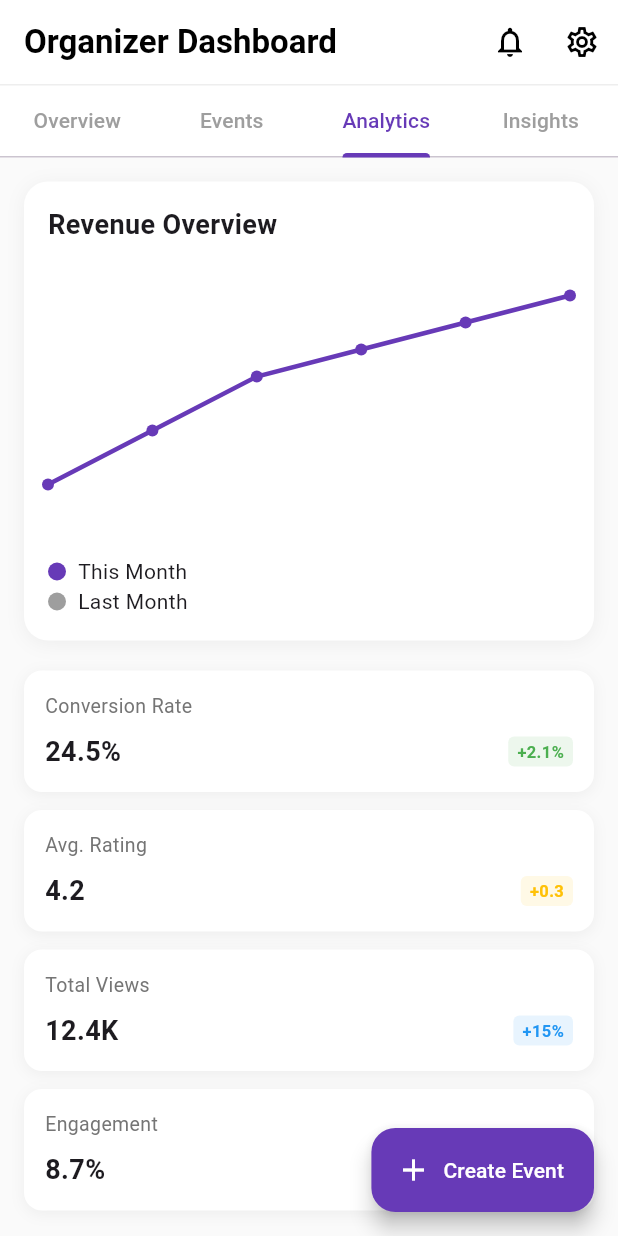
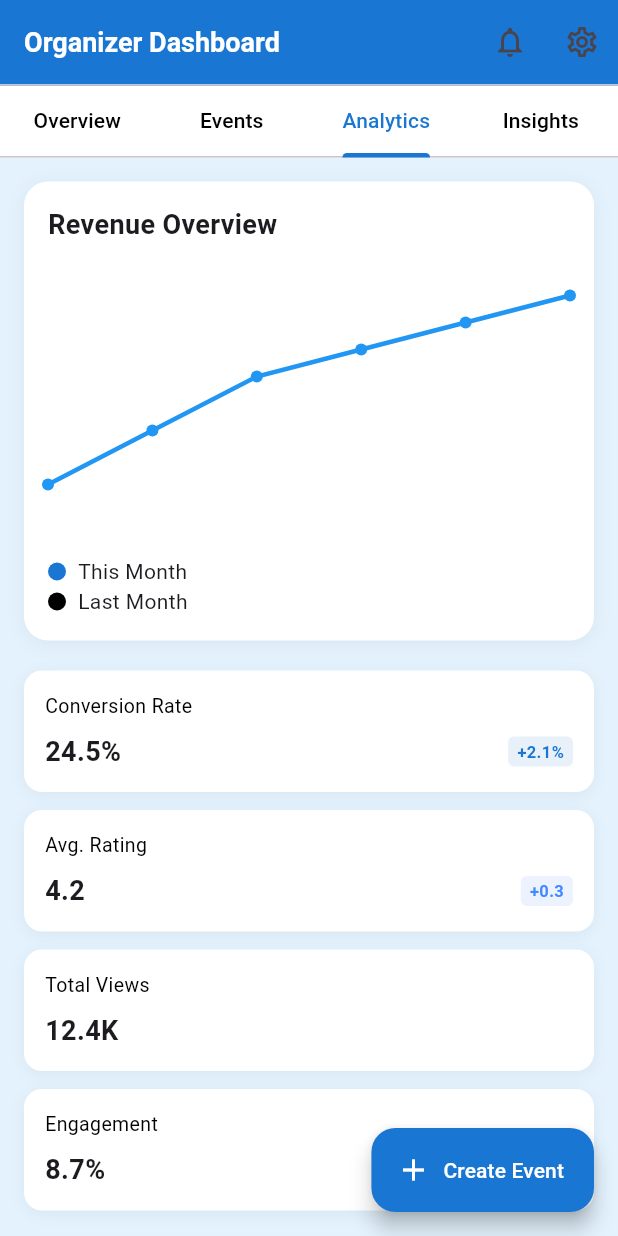
Before and after one commit to Rizwanhu/Event-Management-App, a Flutter app: the OrganizerDashboard screen opened directly, tab 3 chosen, on a phone screen of 412 x 824 dp. Run offline on Flutter 3.47's test engine with Material 3 defaults, Android fonts, the phone set to English and light mode, and no system bars; our stand-ins replace cloud_firestore, firebase_auth, firebase_core, firebase_storage, flutter_map, image_picker and 1 more; missing offline and left inert: flutter_stripe; accounts and stored records are empty.

Commit message:
Event Organizeer UI Improved

```diff
--- a/lib/Event_Organizer/Dashboard.dart
+++ b/lib/Event_Organizer/Dashboard.dart
@@ -21,6 +21,22 @@ class _OrganizerDashboardState extends State<OrganizerDashboard>
   final NotificationService _notificationService = NotificationService();
   List<EventModel> events = [];
   Map<String, dynamic> _statistics = {};
+
+  final ColorScheme _colorScheme = ColorScheme.light(
+    primary: Colors.blue.shade700,
+    primaryContainer: Colors.blue.shade200,
+    secondary: Colors.blueAccent,
+    secondaryContainer: Colors.blueAccent.shade100,
+    surface: Colors.white,
+    background: Colors.blue.shade50,
+    error: Colors.red,
+    onPrimary: Colors.white,
+    onSecondary: Colors.white,
+    onSurface: Colors.black,
+    onBackground: Colors.black,
+    onError: Colors.white,
+    brightness: Brightness.light,
+  );
 
   @override
   void initState() {
@@ -113,22 +129,22 @@ class _OrganizerDashboardState extends State<OrganizerDashboard>
   @override
   Widget build(BuildContext context) {
     return Scaffold(
-      backgroundColor: Colors.grey.shade50,
+      backgroundColor: _colorScheme.background,
       appBar: AppBar(
         title: const Text(
           'Organizer Dashboard',
-          style: TextStyle(fontWeight: FontWeight.bold),
+          style: TextStyle(
+            fontWeight: FontWeight.bold,
+            fontSize: 18,
+            color: Colors.white,
+          ),
         ),
-        backgroundColor: Colors.white,
-        foregroundColor: Colors.black,
+        backgroundColor: _colorScheme.primary,
         elevation: 0,
-        automaticallyImplyLeading: false, // This removes the back button
-        bottom: PreferredSize(
-          preferredSize: const Size.fromHeight(1),
-          child: Container(
-            height: 1,
-            color: Colors.grey.shade200,
-          ),
+        automaticallyImplyLeading: false,
+        bottom: const PreferredSize(
+          preferredSize: Size.fromHeight(1),
+          child: Divider(height: 1, thickness: 1),
         ),
         actions: [
           StreamBuilder<int>(
@@ -192,12 +208,12 @@ class _OrganizerDashboardState extends State<OrganizerDashboard>
         children: [
           // Navigation Tabs
           Container(
-            color: Colors.white,
+            color: _colorScheme.surface,
             child: TabBar(
               controller: _tabController,
-              labelColor: Colors.deepPurple,
-              unselectedLabelColor: Colors.grey,
-              indicatorColor: Colors.deepPurple,
+              labelColor: _colorScheme.primary,
+              unselectedLabelColor: _colorScheme.onSurface,
+              indicatorColor: _colorScheme.primary,
               tabs: const [
                 Tab(text: 'Overview'),
                 Tab(text: 'Events'),
@@ -223,7 +239,7 @@ class _OrganizerDashboardState extends State<OrganizerDashboard>
       ),
       floatingActionButton: FloatingActionButton.extended(
         onPressed: () => _showCreateEventDialog(),
-        backgroundColor: Colors.deepPurple,
+        backgroundColor: _colorScheme.primary,
         foregroundColor: Colors.white,
         icon: const Icon(Icons.add),
         label: const Text('Create Event'),
@@ -248,7 +264,7 @@ class _OrganizerDashboardState extends State<OrganizerDashboard>
             padding: const EdgeInsets.all(16),
             decoration: BoxDecoration(
               gradient: LinearGradient(
-                colors: [Colors.deepPurple.shade400, Colors.purple.shade500],
+                colors: [_colorScheme.primary, _colorScheme.primaryContainer],
               ),
               borderRadius: BorderRadius.circular(16),
             ),
@@ -260,20 +276,20 @@ class _OrganizerDashboardState extends State<OrganizerDashboard>
                       child: Column(
                         crossAxisAlignment: CrossAxisAlignment.start,
                         children: [
-                          const Text(
+                          Text(
                             'Welcome back!',
                             style: TextStyle(
-                              color: Colors.white,
                               fontSize: 18,
                               fontWeight: FontWeight.bold,
+                              color: Colors.white,
                             ),
                           ),
                           const SizedBox(height: 4),
                           Text(
                             'Manage your events and track performance',
                             style: TextStyle(
+                              fontSize: 13,
                               color: Colors.white.withOpacity(0.9),
-                              fontSize: 13,
                             ),
                           ),
                         ],
@@ -286,7 +302,7 @@ class _OrganizerDashboardState extends State<OrganizerDashboard>
                         borderRadius: BorderRadius.circular(12),
                       ),
                       child: const Icon(
-                        Icons.event_available,
+                        Icons.person,
                         color: Colors.white,
                         size: 28,
                       ),
@@ -318,25 +334,25 @@ class _OrganizerDashboardState extends State<OrganizerDashboard>
                     'Total Events',
                     '$totalEvents',
                     Icons.event,
-                    Colors.blue,
+                    _colorScheme.primary,
                   ),
                   _buildStatCard(
                     'Tickets Sold',
                     '$totalTicketsSold',
                     Icons.confirmation_number,
-                    Colors.green,
+                    _colorScheme.secondary,
                   ),
                   _buildStatCard(
                     'Upcoming',
                     '$upcomingEvents',
                     Icons.schedule,
-                    Colors.orange,
+                    _colorScheme.surface,
                   ),
                   _buildStatCard(
                     'Revenue',
                     '\$${totalRevenue.toStringAsFixed(0)}',
                     Icons.attach_money,
-                    Colors.purple,
+                    _colorScheme.primary,
                   ),
                 ],
               );
@@ -349,10 +365,10 @@ class _OrganizerDashboardState extends State<OrganizerDashboard>
           Row(
             mainAxisAlignment: MainAxisAlignment.spaceBetween,
             children: [
-              const Expanded(
+              Expanded(
                 child: Text(
                   'Recent Events',
-                  style: TextStyle(
+                  style: const TextStyle(
                     fontSize: 18,
                     fontWeight: FontWeight.bold,
                   ),
@@ -383,7 +399,7 @@ class _OrganizerDashboardState extends State<OrganizerDashboard>
         // Filter Bar - Mobile responsive
         Container(
           padding: const EdgeInsets.all(16),
-          color: Colors.white,
+          color: _colorScheme.surface,
           child: Column(
             children: [
               // Search and Filter Row
@@ -397,7 +413,7 @@ class _OrganizerDashboardState extends State<OrganizerDashboard>
                         prefixIcon: const Icon(Icons.search, size: 20),
                         border: OutlineInputBorder(
                           borderRadius: BorderRadius.circular(12),
-                          borderSide: BorderSide(color: Colors.grey.shade300),
+                          borderSide: BorderSide(color: _colorScheme.onSurface.withOpacity(0.3)),
                         ),
                         contentPadding: const EdgeInsets.symmetric(horizontal: 12, vertical: 8),
                         isDense: true,
@@ -410,7 +426,7 @@ class _OrganizerDashboardState extends State<OrganizerDashboard>
                     child: Container(
                       height: 40,
                       decoration: BoxDecoration(
-                        border: Border.all(color: Colors.grey.shade300),
+                        border: Border.all(color: _colorScheme.onSurface.withOpacity(0.3)),
                         borderRadius: BorderRadius.circular(12),
                       ),
                       child: const Center(
@@ -464,11 +480,11 @@ class _OrganizerDashboardState extends State<OrganizerDashboard>
           Container(
             padding: const EdgeInsets.all(16),
             decoration: BoxDecoration(
-              color: Colors.white,
+              color: _colorScheme.surface,
               borderRadius: BorderRadius.circular(16),
               boxShadow: [
                 BoxShadow(
-                  color: Colors.black.withOpacity(0.05),
+                  color: _colorScheme.onSurface.withOpacity(0.05),
                   blurRadius: 10,
                   offset: const Offset(0, 2),
                 ),
@@ -477,9 +493,9 @@ class _OrganizerDashboardState extends State<OrganizerDashboard>
             child: Column(
               crossAxisAlignment: CrossAxisAlignment.start,
               children: [
-                const Text(
+                Text(
                   'Revenue Overview',
-                  style: TextStyle(
+                  style: const TextStyle(
                     fontSize: 18,
                     fontWeight: FontWeight.bold,
                   ),
@@ -502,8 +518,8 @@ class _OrganizerDashboardState extends State<OrganizerDashboard>
                   alignment: WrapAlignment.center,
                   spacing: 20,
                   children: [
-                    _buildChartLegend('This Month', Colors.deepPurple),
-                    _buildChartLegend('Last Month', Colors.grey),
+                    _buildChartLegend('This Month', _colorScheme.primary),
+                    _buildChartLegend('Last Month', _colorScheme.onSurface),
                   ],
                 ),
               ],
@@ -525,7 +541,7 @@ class _OrganizerDashboardState extends State<OrganizerDashboard>
                             'Conversion Rate',
                             '24.5%',
                             '+2.1%',
-                            Colors.green,
+                            _colorScheme.primary,
                           ),
                         ),
                         const SizedBox(width: 16),
@@ -534,7 +550,7 @@ class _OrganizerDashboardState extends State<OrganizerDashboard>
                             'Avg. Rating',
                             '4.2',
                             '+0.3',
-                            Colors.amber,
+                            _colorScheme.secondary,
                           ),
                         ),
                       ],
@@ -547,7 +563,7 @@ class _OrganizerDashboardState extends State<OrganizerDashboard>
                             'Total Views',
                             '12.4K',
                             '+15%',
-                            Colors.blue,
+                            _colorScheme.surface,
                           ),
                         ),
                         const SizedBox(width: 16),
@@ -556,7 +572,7 @@ class _OrganizerDashboardState extends State<OrganizerDashboard>
                             'Engagement',
                             '8.7%',
                             '+1.2%',
-                            Colors.purple,
+                            _colorScheme.primary,
                           ),
                         ),
                       ],
@@ -566,13 +582,13 @@ class _OrganizerDashboardState extends State<OrganizerDashboard>
               } else {
                 return Column(
                   children: [
-                    _buildMetricCard('Conversion Rate', '24.5%', '+2.1%', Colors.green),
+                    _buildMetricCard('Conversion Rate', '24.5%', '+2.1%', _colorScheme.primary),
                     const SizedBox(height: 12),
-                    _buildMetricCard('Avg. Rating', '4.2', '+0.3', Colors.amber),
+                    _buildMetricCard('Avg. Rating', '4.2', '+0.3', _colorScheme.secondary),
                     const SizedBox(height: 12),
-                    _buildMetricCard('Total Views', '12.4K', '+15%', Colors.blue),
+                    _buildMetricCard('Total Views', '12.4K', '+15%', _colorScheme.surface),
                     const SizedBox(height: 12),
-                    _buildMetricCard('Engagement', '8.7%', '+1.2%', Colors.purple),
+                    _buildMetricCard('Engagement', '8.7%', '+1.2%', _colorScheme.primary),
                   ],
                 );
               }
@@ -598,7 +614,7 @@ class _OrganizerDashboardState extends State<OrganizerDashboard>
             padding: const EdgeInsets.all(16),
             decoration: BoxDecoration(
               gradient: LinearGradient(
-                colors: [Colors.amber.shade400, Colors.orange.shade500],
+                colors: [_colorScheme.primary, _colorScheme.primaryContainer],
               ),
               borderRadius: BorderRadius.circular(16),
             ),
@@ -613,9 +629,9 @@ class _OrganizerDashboardState extends State<OrganizerDashboard>
                       child: Text(
                         'Top Performing Event',
                         style: TextStyle(
-                          color: Colors.white,
                           fontSize: 16,
                           fontWeight: FontWeight.bold,
+                          color: Colors.white,
                         ),
                       ),
                     ),
@@ -627,17 +643,17 @@ class _OrganizerDashboardState extends State<OrganizerDashboard>
                 const Text(
                   'Summer Music Festival 2024',
                   style: TextStyle(
-                    color: Colors.white,
                     fontSize: 15,
                     fontWeight: FontWeight.w600,
+                    color: Colors.white,
                   ),
                 ),
                 const SizedBox(height: 8),
                 Text(
                   '245 tickets sold • 4.2★ rating • \$18,750 revenue',
                   style: TextStyle(
+                    fontSize: 13,
                     color: Colors.white.withOpacity(0.9),
-                    fontSize: 13,
                   ),
                 ),
               ],
@@ -691,25 +707,25 @@ class _OrganizerDashboardState extends State<OrganizerDashboard>
                   _buildActionCard(
                     'Boost Event',
                     Icons.trending_up,
-                    Colors.green,
+                    _colorScheme.primary,
                     () => _showBoostEventDialog(),
                   ),
                   _buildActionCard(
                     'View Analytics',
                     Icons.analytics,
-                    Colors.blue,
+                    _colorScheme.primary,
                     () => _tabController.animateTo(2),
                   ),
                   _buildActionCard(
                     'Export Data',
                     Icons.download,
-                    Colors.purple,
+                    _colorScheme.primary,
                     () {},
                   ),
                   _buildActionCard(
                     'Settings',
                     Icons.settings,
-                    Colors.grey,
+                    _colorScheme.onSurface,
                     () {},
                   ),
                 ],
@@ -728,11 +744,11 @@ class _OrganizerDashboardState extends State<OrganizerDashboard>
     return Container(
       padding: const EdgeInsets.all(12),
       decoration: BoxDecoration(
-        color: Colors.white,
+        color: _colorScheme.surface,
         borderRadius: BorderRadius.circular(12),
         boxShadow: [
           BoxShadow(
-            color: Colors.black.withOpacity(0.05),
+            color: _colorScheme.onSurface.withOpacity(0.05),
             blurRadius: 8,
             offset: const Offset(0, 2),
           ),
@@ -773,7 +789,7 @@ class _OrganizerDashboardState extends State<OrganizerDashboard>
               title,
               style: TextStyle(
                 fontSize: 11,
-                color: Colors.grey.shade600,
+                color: _colorScheme.onSurface,
               ),
               overflow: TextOverflow.ellipsis,
             ),
@@ -788,11 +804,11 @@ class _OrganizerDashboardState extends State<OrganizerDashboard>
       margin: const EdgeInsets.only(bottom: 12),
       padding: const EdgeInsets.all(14),
       decoration: BoxDecoration(
-        color: Colors.white,
+        color: _colorScheme.surface,
         borderRadius: BorderRadius.circular(12),
         boxShadow: [
           BoxShadow(
-            color: Colors.black.withOpacity(0.05),
+            color: _colorScheme.onSurface.withOpacity(0.05),
             blurRadius: 8,
             offset: const Offset(0, 2),
           ),
@@ -813,7 +829,7 @@ class _OrganizerDashboardState extends State<OrganizerDashboard>
                     borderRadius: BorderRadius.circular(8),
                     boxShadow: [
                       BoxShadow(
-                        color: Colors.black.withOpacity(0.1),
+                        color: _colorScheme.onSurface.withOpacity(0.1),
                         blurRadius: 4,
                         offset: const Offset(0, 2),
                       ),
@@ -827,7 +843,7 @@ class _OrganizerDashboardState extends State<OrganizerDashboard>
                       loadingBuilder: (context, child, loadingProgress) {
                         if (loadingProgress == null) return child;
                         return Container(
-                          color: Colors.grey.shade200,
+                          color: _colorScheme.surface,
                           child: const Center(
                             child: CircularProgressIndicator(strokeWidth: 2),
                           ),
@@ -860,7 +876,7 @@ class _OrganizerDashboardState extends State<OrganizerDashboard>
                       '${event.eventDate.day}/${event.eventDate.month}/${event.eventDate.year}',
                       style: TextStyle(
                         fontSize: 13,
-                        color: Colors.grey.shade600,
+                        color: _colorScheme.onSurface,
                       ),
                     ),
                   ],
@@ -923,10 +939,10 @@ class _OrganizerDashboardState extends State<OrganizerDashboard>
               spacing: 12,
               runSpacing: 6,
               children: [
-                _buildSocialStat(Icons.people, event.currentAttendees.toString(), Colors.blue),
-                _buildSocialStat(Icons.category, event.category, Colors.green),
-                _buildSocialStat(Icons.schedule, _formatEventTime(event), Colors.orange),
-                _buildSocialStat(Icons.location_on, event.location.split(',').first, Colors.red),
+                _buildSocialStat(Icons.people, event.currentAttendees.toString(), _colorScheme.primary),
+                _buildSocialStat(Icons.category, event.category, _colorScheme.secondary),
+                _buildSocialStat(Icons.schedule, _formatEventTime(event), _colorScheme.surface),
+                _buildSocialStat(Icons.location_on, event.location.split(',').first, _colorScheme.primary),
               ],
             ),
 
@@ -944,8 +960,8 @@ class _OrganizerDashboardState extends State<OrganizerDashboard>
                           icon: const Icon(Icons.trending_up, size: 16),
                           label: const Text('Boost', style: TextStyle(fontSize: 13)),
                           style: OutlinedButton.styleFrom(
-                            foregroundColor: Colors.green,
-                            side: const BorderSide(color: Colors.green),
+                            foregroundColor: _colorScheme.primary,
+                            side: BorderSide(color: _colorScheme.primary),
                             padding: const EdgeInsets.symmetric(vertical: 8),
                           ),
                         ),
@@ -957,7 +973,7 @@ class _OrganizerDashboardState extends State<OrganizerDashboard>
                           icon: const Icon(Icons.edit, size: 16),
                           label: const Text('Edit', style: TextStyle(fontSize: 13)),
                           style: ElevatedButton.styleFrom(
-                            backgroundColor: Colors.deepPurple,
+                            backgroundColor: _colorScheme.primary,
                             foregroundColor: Colors.white,
                             padding: const EdgeInsets.symmetric(vertical: 8),
                           ),
@@ -975,8 +991,8 @@ class _OrganizerDashboardState extends State<OrganizerDashboard>
                           icon: const Icon(Icons.trending_up, size: 16),
                           label: const Text('Boost'),
                           style: OutlinedButton.styleFrom(
-                            foregroundColor: Colors.green,
-                            side: const BorderSide(color: Colors.green),
+                            foregroundColor: _colorScheme.primary,
+                            side: BorderSide(color: _colorScheme.primary),
                           ),
                         ),
                       ),
@@ -988,7 +1004,7 @@ class _OrganizerDashboardState extends State<OrganizerDashboard>
                           icon: const Icon(Icons.edit, size: 16),
                           label: const Text('Edit'),
                           style: ElevatedButton.styleFrom(
-                            backgroundColor: Colors.deepPurple,
+                            backgroundColor: _colorScheme.primary,
                             foregroundColor: Colors.white,
                           ),
                         ),
@@ -1008,11 +1024,11 @@ class _OrganizerDashboardState extends State<OrganizerDashboard>
     return Container(
       padding: const EdgeInsets.all(14),
       decoration: BoxDecoration(
-        color: Colors.white,
+        color: _colorScheme.surface,
         borderRadius: BorderRadius.circular(12),
         boxShadow: [
           BoxShadow(
-            color: Colors.black.withOpacity(0.05),
+            color: _colorScheme.onSurface.withOpacity(0.05),
             blurRadius: 8,
             offset: const Offset(0, 2),
           ),
@@ -1025,7 +1041,7 @@ class _OrganizerDashboardState extends State<OrganizerDashboard>
             title,
             style: TextStyle(
               fontSize: 13,
-              color: Colors.grey.shade600,
+              color: _colorScheme.onSurface,
             ),
             overflow: TextOverflow.ellipsis,
           ),
@@ -1113,9 +1129,9 @@ class _OrganizerDashboardState extends State<OrganizerDashboard>
       margin: const EdgeInsets.only(bottom: 12),
       padding: const EdgeInsets.all(16),
       decoration: BoxDecoration(
-        color: Colors.white,
+        color: _colorScheme.surface,
         borderRadius: BorderRadius.circular(12),
-        border: Border.all(color: Colors.grey.shade200),
+        border: Border.all(color: _colorScheme.onSurface),
       ),
       child: Column(
         crossAxisAlignment: CrossAxisAlignment.start,
@@ -1124,7 +1140,7 @@ class _OrganizerDashboardState extends State<OrganizerDashboard>
             children: [
               CircleAvatar(
                 radius: 16,
-                backgroundColor: Colors.deepPurple,
+                backgroundColor: _colorScheme.primary,
                 child: Text(
                   review['name'].toString()[0],
                   style: const TextStyle(
@@ -1151,7 +1167,7 @@ class _OrganizerDashboardState extends State<OrganizerDashboard>
                         final int rating = review['rating'] as int;
                         return Icon(
                           i < rating ? Icons.star : Icons.star_border,
-                          color: Colors.amber,
+                          color: _colorScheme.primary,
                           size: 16,
                         );
                       }),
@@ -1171,7 +1187,7 @@ class _OrganizerDashboardState extends State<OrganizerDashboard>
             review['event'].toString(),
             style: TextStyle(
               fontSize: 12,
-              color: Colors.grey.shade600,
+              color: _colorScheme.onSurface,
             ),
           ),
         ],
@@ -1255,7 +1271,7 @@ class _OrganizerDashboardState extends State<OrganizerDashboard>
           title,
           style: TextStyle(
             fontSize: 12,
-            color: Colors.grey.shade600,
+            color: _colorScheme.onSurface,
             fontWeight: FontWeight.w500,
           ),
         ),
@@ -1272,8 +1288,8 @@ class _OrganizerDashboardState extends State<OrganizerDashboard>
           LinearProgressIndicator(
             value: progress.clamp(0.0, 1.0),
             minHeight: 5,
-            backgroundColor: Colors.grey.shade200,
-            color: Colors.deepPurple,
+            backgroundColor: _colorScheme.onSurface.withOpacity(0.2),
+            color: _colorScheme.primary,
           ),
         ],
       ],
@@ -1346,19 +1362,19 @@ class _OrganizerDashboardState extends State<OrganizerDashboard>
     switch (status) {
       case EventStatus.pending:
         label = 'Pending';
-        color = Colors.orange;
+        color = _colorScheme.surface;
         break;
       case EventStatus.approved:
         label = 'Approved';
-        color = Colors.blue;
+        color = _colorScheme.primary;
         break;
       case EventStatus.live:
         label = 'Live';
-        color = Colors.green;
+        color = _colorScheme.primary;
         break;
       default:
         label = 'Unknown';
-        color = Colors.grey;
+        color = _colorScheme.onSurface;
     }
     return Container(
       padding: const EdgeInsets.symmetric(horizontal: 10, vertical: 4),
@@ -1408,7 +1424,7 @@ class LineChartPainter extends CustomPainter {
   @override
   void paint(Canvas canvas, Size size) {
     final paint = Paint()
-      ..color = Colors.deepPurple
+      ..color = Colors.blue
       ..strokeWidth = 3
       ..style = PaintingStyle.stroke;
 
@@ -1433,7 +1449,7 @@ class LineChartPainter extends CustomPainter {
 
     // Draw points
     final pointPaint = Paint()
-      ..color = Colors.deepPurple
+      ..color = Colors.blue
       ..style = PaintingStyle.fill;
 
     for (final point in points) {
```
